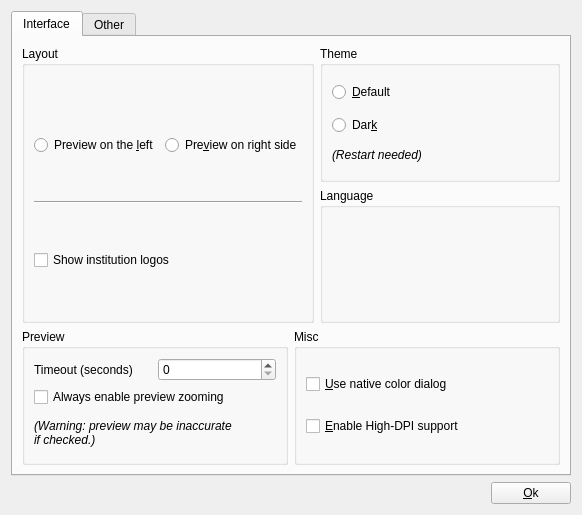
c-koi/gmic-qt, file ui/dialogsettings.ui: the form before one commit.
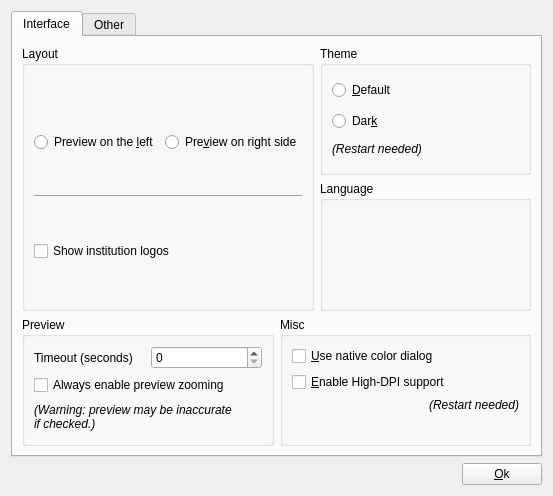
The form after the commit. Icons and pictures are not drawn. Custom widgets are drawn as their Qt base class.

The edit to the form file:
```diff
--- a/ui/dialogsettings.ui
+++ b/ui/dialogsettings.ui
@@ -6,8 +6,8 @@
    <rect>
     <x>0</x>
     <y>0</y>
-    <width>582</width>
-    <height>515</height>
+    <width>553</width>
+    <height>496</height>
    </rect>
   </property>
   <property name="windowTitle">
@@ -210,6 +210,16 @@
               </property>
              </widget>
             </item>
+            <item>
+             <widget class="QLabel" name="label_4">
+              <property name="text">
+               <string>&lt;i&gt;(Restart needed)&lt;/i&gt;</string>
+              </property>
+              <property name="alignment">
+               <set>Qt::AlignRight|Qt::AlignTop|Qt::AlignTrailing</set>
+              </property>
+             </widget>
+            </item>
            </layout>
           </widget>
          </item>
```
Left out of the diff: 2 changed lines with no effect on the pictures.
